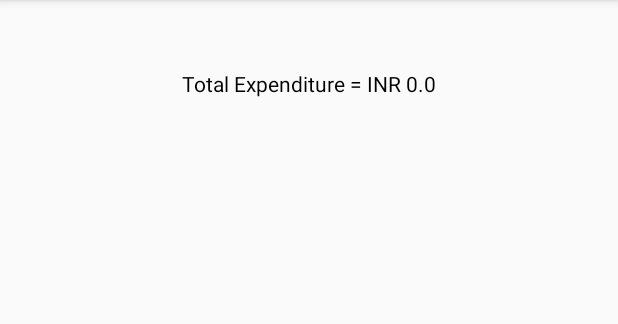
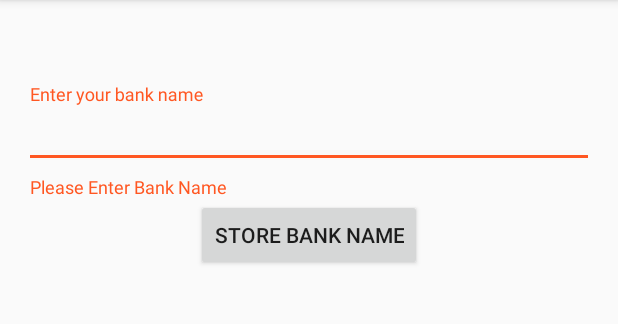
Before and after one commit to naveenthontepu/SpendingSms, an Android app: the screen it shows after launch (MainActivity), in the options menu, after a tap on "Settings", on a phone screen of 412 x 824 dp, the part 84-408 px from its top. Run offline under Robolectric (Android 15) with nearby library versions, the phone set to English and light mode, and no system bars.

Commit message:
Added the bank name

```diff
--- a/app/src/main/java/com/example/naveen/spendingsms/MainActivity.java
+++ b/app/src/main/java/com/example/naveen/spendingsms/MainActivity.java
@@ -5,12 +5,15 @@ import android.content.SharedPreferences;
 import android.os.Bundle;
 import android.support.design.widget.FloatingActionButton;
 import android.support.design.widget.Snackbar;
+import android.support.design.widget.TextInputLayout;
 import android.support.v7.app.AppCompatActivity;
 import android.support.v7.widget.Toolbar;
 import android.util.Log;
 import android.view.View;
 import android.view.Menu;
 import android.view.MenuItem;
+import android.view.inputmethod.InputMethodManager;
+import android.widget.Button;
 import android.widget.EditText;
 import android.widget.TextView;
 
@@ -24,6 +27,9 @@ public class MainActivity extends AppCompatActivity {
     final String TAG ="spendingsms";
     SharedPreferences prefs;
     SharedPreferences.Editor editor;
+    EditText banktext;
+    Button storebutton;
+    TextInputLayout bt_til_et;
 
     @Override
     protected void onCreate(Bundle savedInstanceState) {
@@ -38,14 +44,13 @@ public class MainActivity extends AppCompatActivity {
         sms_text = (EditText)findViewById(R.id.sms_text);
         sms_text.setVisibility(View.GONE);
         printText = (TextView)findViewById(R.id.printText);
+        banktext=(EditText)findViewById(R.id.banktext);
+        bt_til_et=(TextInputLayout)findViewById(R.id.bt_til_et);
+
+        storebutton=(Button)findViewById(R.id.storebutton);
 
         printText.setText("Total Expenditure = INR "+prefs.getFloat("amount",0));
 
-        if (!prefs.getBoolean("serviceStarted",false)) {
-            Intent intent = new Intent(this, Sms_Listener.class);
-            startService(intent);
-            editor.putBoolean("serviceStarted",true);
-        }
 
         FloatingActionButton fab = (FloatingActionButton) findViewById(R.id.fab);
         fab.setOnClickListener(new View.OnClickListener() {
@@ -55,6 +60,17 @@ public class MainActivity extends AppCompatActivity {
             }
         });
         fab.setVisibility(View.GONE);
+        if (prefs.getString("bankname",null)!=null){
+            bt_til_et.setVisibility(View.GONE);
+            banktext.setVisibility(View.GONE);
+            storebutton.setVisibility(View.GONE);
+            printText.setVisibility(View.VISIBLE);
+        }else {
+            bt_til_et.setVisibility(View.VISIBLE);
+            banktext.setVisibility(View.VISIBLE);
+            printText.setVisibility(View.GONE);
+            storebutton.setVisibility(View.VISIBLE);
+        }
     }
 
 
@@ -78,4 +94,30 @@ public class MainActivity extends AppCompatActivity {
         }
         return super.onOptionsItemSelected(item);
     }
+
+    public void bankname(View view) {
+        if(banktext.getText().toString()!=null&&!banktext.getText().toString().equals("")){
+            bt_til_et.setError("");
+            if (bt_til_et.getChildCount() == 2)
+                bt_til_et.getChildAt(1).setVisibility(View.INVISIBLE);
+            editor.putString("bankname",banktext.getText().toString().toUpperCase());
+            editor.commit();
+            if (!prefs.getBoolean("serviceStarted",false)) {
+                Intent intent = new Intent(this, Sms_Listener.class);
+                startService(intent);
+                editor.putBoolean("serviceStarted", true);
+                editor.commit();
+            }
+            printText.setVisibility(View.VISIBLE);
+            bt_til_et.setVisibility(View.GONE);
+            banktext.setVisibility(View.GONE);
+            storebutton.setVisibility(View.GONE);
+            InputMethodManager imm = (InputMethodManager)getSystemService(INPUT_METHOD_SERVICE);
+            imm.hideSoftInputFromWindow(printText.getWindowToken(),0);
+        }else {
+            if (bt_til_et.getChildCount() == 2)
+                bt_til_et.getChildAt(1).setVisibility(View.VISIBLE);
+            bt_til_et.setError("Please Enter Bank Name");
+        }
+    }
 }
--- a/app/src/main/res/layout/content_main.xml
+++ b/app/src/main/res/layout/content_main.xml
@@ -12,19 +12,43 @@
     tools:context="com.example.naveen.spendingsms.MainActivity"
     tools:showIn="@layout/activity_main">
 
+    <android.support.design.widget.TextInputLayout
+        android:layout_width="match_parent"
+        android:layout_height="wrap_content"
+        app:errorEnabled="true"
+        android:layout_marginTop="40dp"
+        android:id="@+id/bt_til_et">
+        <EditText
+            android:layout_width="match_parent"
+            android:layout_height="wrap_content"
+            android:hint="Enter your bank name"
+            android:id="@+id/banktext"/>
+    </android.support.design.widget.TextInputLayout>
+    <Button
+        android:layout_width="wrap_content"
+        android:layout_height="wrap_content"
+        android:layout_below="@+id/bt_til_et"
+        android:id="@+id/storebutton"
+        android:layout_centerHorizontal="true"
+        android:text="Store Bank name"
+        android:onClick="bankname"/>
+
     <EditText
         android:layout_width="match_parent"
         android:layout_height="wrap_content"
         android:id="@+id/sms_text"
+        android:visibility="gone"
         android:layout_centerHorizontal="true"
         android:layout_marginTop="150dp"/>
     <TextView
         android:layout_width="wrap_content"
         android:layout_height="wrap_content"
         android:id="@+id/printText"
-        android:layout_below="@+id/sms_text"
+        android:visibility="gone"
         android:text="asdf"
         android:textColor="#000"
+        android:textSize="20sp"
         android:layout_centerHorizontal="true"
+        android:layout_centerInParent="true"
         android:layout_marginTop="30dp"/>
 </RelativeLayout>
```
Also changed, not shown: app/src/main/java/com/example/naveen/spendingsms/Sms_Listener.java (+5 -2 lines).
